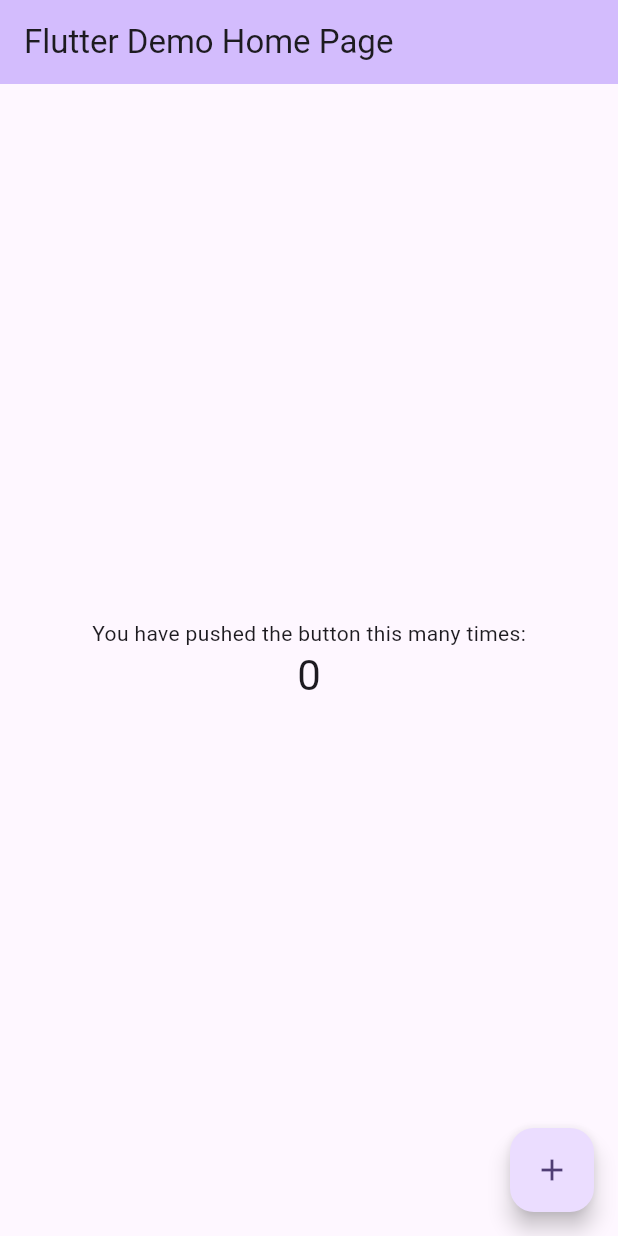
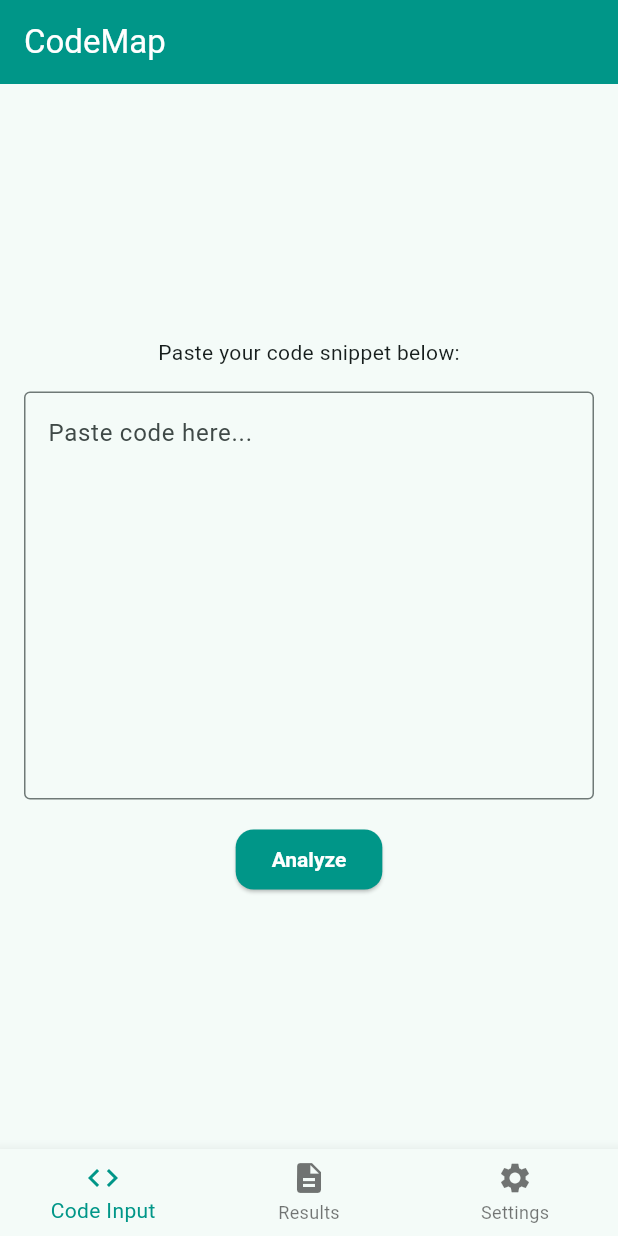
Before and after one commit to Diaz1401/CodeMap, a Flutter app: the screen it shows after launch, on a phone screen of 412 x 824 dp. Run offline on Flutter 3.47's test engine with Material 3 defaults, Android fonts, the phone set to English and light mode, and no system bars.

Commit message:
main: Implement basic UI/layout
Signed-off-by: Diaz1401 <diaznura@outlook.com>

```diff
--- a/lib/main.dart
+++ b/lib/main.dart
@@ -7,116 +7,214 @@ void main() {
 class MyApp extends StatelessWidget {
   const MyApp({super.key});
 
-  // This widget is the root of your application.
   @override
   Widget build(BuildContext context) {
     return MaterialApp(
-      title: 'Flutter Demo',
+      title: 'CodeMap',
       theme: ThemeData(
-        // This is the theme of your application.
-        //
-        // TRY THIS: Try running your application with "flutter run". You'll see
-        // the application has a purple toolbar. Then, without quitting the app,
-        // try changing the seedColor in the colorScheme below to Colors.green
-        // and then invoke "hot reload" (save your changes or press the "hot
-        // reload" button in a Flutter-supported IDE, or press "r" if you used
-        // the command line to start the app).
-        //
-        // Notice that the counter didn't reset back to zero; the application
-        // state is not lost during the reload. To reset the state, use hot
-        // restart instead.
-        //
-        // This works for code too, not just values: Most code changes can be
-        // tested with just a hot reload.
-        colorScheme: ColorScheme.fromSeed(seedColor: Colors.deepPurple),
+        useMaterial3: true,
+        colorScheme: ColorScheme.fromSeed(
+          seedColor: Colors.teal,
+          brightness: Brightness.light,
+        ),
+        appBarTheme: const AppBarTheme(
+          backgroundColor: Colors.teal,
+          foregroundColor: Colors.white,
+        ),
+        elevatedButtonTheme: ElevatedButtonThemeData(
+          style: ElevatedButton.styleFrom(
+            backgroundColor: Colors.teal,
+            foregroundColor: Colors.white,
+            shape: const RoundedRectangleBorder(
+              borderRadius: BorderRadius.all(Radius.circular(12)),
+            ),
+            textStyle: const TextStyle(fontWeight: FontWeight.bold),
+          ),
+        ),
+        inputDecorationTheme: const InputDecorationTheme(
+          border: OutlineInputBorder(),
+          focusedBorder: OutlineInputBorder(
+            borderSide: BorderSide(color: Colors.teal, width: 2),
+          ),
+        ),
+        bottomNavigationBarTheme: const BottomNavigationBarThemeData(
+          selectedItemColor: Colors.teal,
+        ),
       ),
-      home: const MyHomePage(title: 'Flutter Demo Home Page'),
+      home: const MainNavigation(),
     );
   }
 }
 
-class MyHomePage extends StatefulWidget {
-  const MyHomePage({super.key, required this.title});
-
-  // This widget is the home page of your application. It is stateful, meaning
-  // that it has a State object (defined below) that contains fields that affect
-  // how it looks.
-
-  // This class is the configuration for the state. It holds the values (in this
-  // case the title) provided by the parent (in this case the App widget) and
-  // used by the build method of the State. Fields in a Widget subclass are
-  // always marked "final".
-
-  final String title;
+class MainNavigation extends StatefulWidget {
+  const MainNavigation({super.key});
 
   @override
-  State<MyHomePage> createState() => _MyHomePageState();
+  State<MainNavigation> createState() => _MainNavigationState();
 }
 
-class _MyHomePageState extends State<MyHomePage> {
-  int _counter = 0;
+class _MainNavigationState extends State<MainNavigation> {
+  int _selectedIndex = 0;
 
-  void _incrementCounter() {
+  static final List<Widget> _pages = <Widget>[
+    CodeInputPage(),
+    ResultsPage(),
+    SettingsPage(),
+  ];
+
+  void _onItemTapped(int index) {
     setState(() {
-      // This call to setState tells the Flutter framework that something has
-      // changed in this State, which causes it to rerun the build method below
-      // so that the display can reflect the updated values. If we changed
-      // _counter without calling setState(), then the build method would not be
-      // called again, and so nothing would appear to happen.
-      _counter++;
+      _selectedIndex = index;
     });
   }
 
   @override
   Widget build(BuildContext context) {
-    // This method is rerun every time setState is called, for instance as done
-    // by the _incrementCounter method above.
-    //
-    // The Flutter framework has been optimized to make rerunning build methods
-    // fast, so that you can just rebuild anything that needs updating rather
-    // than having to individually change instances of widgets.
     return Scaffold(
-      appBar: AppBar(
-        // TRY THIS: Try changing the color here to a specific color (to
-        // Colors.amber, perhaps?) and trigger a hot reload to see the AppBar
-        // change color while the other colors stay the same.
-        backgroundColor: Theme.of(context).colorScheme.inversePrimary,
-        // Here we take the value from the MyHomePage object that was created by
-        // the App.build method, and use it to set our appbar title.
-        title: Text(widget.title),
+      appBar: AppBar(title: const Text('CodeMap')),
+      body: _pages[_selectedIndex],
+      bottomNavigationBar: BottomNavigationBar(
+        items: const <BottomNavigationBarItem>[
+          BottomNavigationBarItem(icon: Icon(Icons.code), label: 'Code Input'),
+          BottomNavigationBarItem(
+            icon: Icon(Icons.description),
+            label: 'Results',
+          ),
+          BottomNavigationBarItem(
+            icon: Icon(Icons.settings),
+            label: 'Settings',
+          ),
+        ],
+        currentIndex: _selectedIndex,
+        onTap: _onItemTapped,
       ),
-      body: Center(
-        // Center is a layout widget. It takes a single child and positions it
-        // in the middle of the parent.
+    );
+  }
+}
+
+class CodeInputPage extends StatelessWidget {
+  @override
+  Widget build(BuildContext context) {
+    return Center(
+      child: Padding(
+        padding: const EdgeInsets.all(16.0),
         child: Column(
-          // Column is also a layout widget. It takes a list of children and
-          // arranges them vertically. By default, it sizes itself to fit its
-          // children horizontally, and tries to be as tall as its parent.
-          //
-          // Column has various properties to control how it sizes itself and
-          // how it positions its children. Here we use mainAxisAlignment to
-          // center the children vertically; the main axis here is the vertical
-          // axis because Columns are vertical (the cross axis would be
-          // horizontal).
-          //
-          // TRY THIS: Invoke "debug painting" (choose the "Toggle Debug Paint"
-          // action in the IDE, or press "p" in the console), to see the
-          // wireframe for each widget.
           mainAxisAlignment: MainAxisAlignment.center,
-          children: <Widget>[
-            const Text('You have pushed the button this many times:'),
-            Text(
-              '$_counter',
-              style: Theme.of(context).textTheme.headlineMedium,
+          children: [
+            const Text('Paste your code snippet below:'),
+            const SizedBox(height: 16),
+            TextField(
+              maxLines: 10,
+              decoration: const InputDecoration(
+                border: OutlineInputBorder(),
+                hintText: 'Paste code here...',
+              ),
+            ),
+            const SizedBox(height: 16),
+            ElevatedButton(
+              onPressed: () {
+                // TODO: Handle code analysis
+              },
+              child: const Text('Analyze'),
             ),
           ],
         ),
       ),
-      floatingActionButton: FloatingActionButton(
-        onPressed: _incrementCounter,
-        tooltip: 'Increment',
-        child: const Icon(Icons.add),
-      ), // This trailing comma makes auto-formatting nicer for build methods.
     );
   }
 }
+
+class ResultsPage extends StatelessWidget {
+  const ResultsPage({super.key});
+
+  @override
+  Widget build(BuildContext context) {
+    return DefaultTabController(
+      length: 4,
+      child: Column(
+        children: [
+          const TabBar(
+            labelColor: Colors.teal,
+            unselectedLabelColor: Colors.black54,
+            indicatorColor: Colors.teal,
+            tabs: [
+              Tab(text: 'Summary', icon: Icon(Icons.info_outline)),
+              Tab(text: 'Line-by-Line', icon: Icon(Icons.view_list)),
+              Tab(text: 'Glossary', icon: Icon(Icons.book)),
+              Tab(text: 'Learning Path', icon: Icon(Icons.school)),
+            ],
+          ),
+          Expanded(
+            child: TabBarView(
+              children: [
+                // Summary Section
+                Padding(
+                  padding: const EdgeInsets.all(16.0),
+                  child: Card(
+                    elevation: 2,
+                    child: Padding(
+                      padding: const EdgeInsets.all(16.0),
+                      child: Text(
+                        'DUMMY_TEXT: This code is to show \'Hello World!\'.',
+                        style: Theme.of(context).textTheme.bodyLarge,
+                      ),
+                    ),
+                  ),
+                ),
+                // Line-by-Line Section
+                Padding(
+                  padding: const EdgeInsets.all(16.0),
+                  child: Card(
+                    elevation: 2,
+                    child: Padding(
+                      padding: const EdgeInsets.all(16.0),
+                      child: Text(
+                        'Line-by-line explanation will appear here.',
+                        style: Theme.of(context).textTheme.bodyLarge,
+                      ),
+                    ),
+                  ),
+                ),
+                // Glossary Section
+                Padding(
+                  padding: const EdgeInsets.all(16.0),
+                  child: Card(
+                    elevation: 2,
+                    child: Padding(
+                      padding: const EdgeInsets.all(16.0),
+                      child: Text(
+                        'Glossary of terms, functions, and classes will appear here.',
+                        style: Theme.of(context).textTheme.bodyLarge,
+                      ),
+                    ),
+                  ),
+                ),
+                // Learning Path Section
+                Padding(
+                  padding: const EdgeInsets.all(16.0),
+                  child: Card(
+                    elevation: 2,
+                    child: Padding(
+                      padding: const EdgeInsets.all(16.0),
+                      child: Text(
+                        'Tailored learning path will appear here.',
+                        style: Theme.of(context).textTheme.bodyLarge,
+                      ),
+                    ),
+                  ),
+                ),
+              ],
+            ),
+          ),
+        ],
+      ),
+    );
+  }
+}
+
+class SettingsPage extends StatelessWidget {
+  @override
+  Widget build(BuildContext context) {
+    return Center(child: const Text('Settings (future expansion)'));
+  }
+}
```
